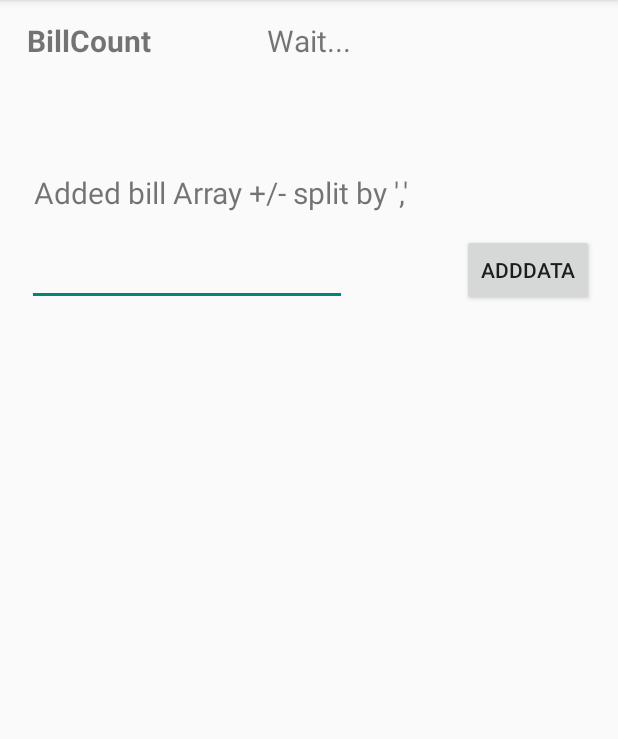
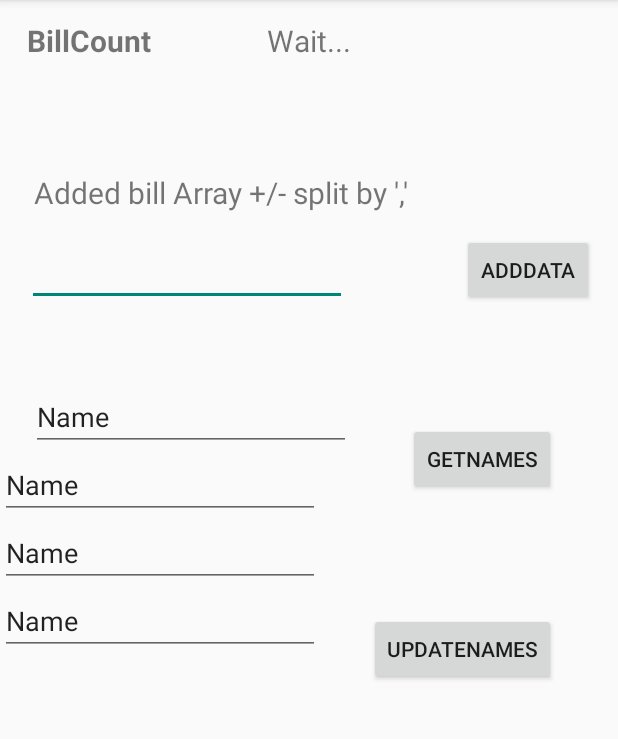
Before and after one commit to mahmoudShaheen/Medox, an Android app: the Warehouse screen opened directly, with no data from a screen before it, on a phone screen of 412 x 824 dp, the part 84-823 px from its top. Run offline under Robolectric (Android 15) with nearby library versions, the phone set to English and light mode, and no system bars; our stand-ins replace Firebase (no records; nobody signed in at launch, a user with empty details on screens opened directly).

Commit message:
warehouse class, layout done

```diff
--- a/app/src/main/res/layout/activity_warehouse.xml
+++ b/app/src/main/res/layout/activity_warehouse.xml
@@ -54,5 +54,68 @@
         android:layout_alignStart="@+id/textBillArray"
         android:layout_marginBottom="62dp"
         android:text=" Added bill Array +/- split by ','"
-        android:textSize="20sp" />
+        android:textSize="20sp"
+        android:id="@+id/textView5" />
+
+    <EditText
+        android:id="@+id/editText1"
+        android:layout_width="wrap_content"
+        android:layout_height="wrap_content"
+        android:layout_alignEnd="@+id/textBillCount"
+        android:layout_below="@+id/textBillArray"
+        android:layout_marginTop="51dp"
+        android:ems="10"
+        android:inputType="textPersonName"
+        android:text="Name" />
+
+    <EditText
+        android:id="@+id/editText2"
+        android:layout_width="wrap_content"
+        android:layout_height="wrap_content"
+        android:layout_alignParentStart="true"
+        android:layout_below="@+id/editText1"
+        android:ems="10"
+        android:inputType="textPersonName"
+        android:text="Name" />
+
+    <EditText
+        android:id="@+id/editText3"
+        android:layout_width="wrap_content"
+        android:layout_height="wrap_content"
+        android:layout_alignEnd="@+id/editText2"
+        android:layout_below="@+id/editText2"
+        android:ems="10"
+        android:inputType="textPersonName"
+        android:text="Name" />
+
+    <EditText
+        android:id="@+id/editText4"
+        android:layout_width="wrap_content"
+        android:layout_height="wrap_content"
+        android:layout_alignEnd="@+id/editText3"
+        android:layout_below="@+id/editText3"
+        android:ems="10"
+        android:inputType="textPersonName"
+        android:text="Name" />
+
+    <Button
+        android:id="@+id/button12"
+        android:layout_width="wrap_content"
+        android:layout_height="wrap_content"
+        android:layout_above="@+id/editText3"
+        android:layout_marginBottom="16dp"
+        android:layout_toEndOf="@+id/textView5"
+        android:text="getNames"
+        tools:text="getNames" />
+
+    <Button
+        android:id="@+id/button14"
+        android:layout_width="wrap_content"
+        android:layout_height="wrap_content"
+        android:layout_alignEnd="@+id/button12"
+        android:layout_below="@+id/editText3"
+        android:layout_marginTop="17dp"
+        android:onClick="updateNames"
+        android:text="updateNames" />
+
 </android.widget.RelativeLayout>
```
Also changed, not shown: app/src/main/java/com/slothnull/android/medox/AbstractWarehouse.java (added, +28 -0 lines), app/src/main/java/com/slothnull/android/medox/Warehouse.java (+80 -1 lines).
